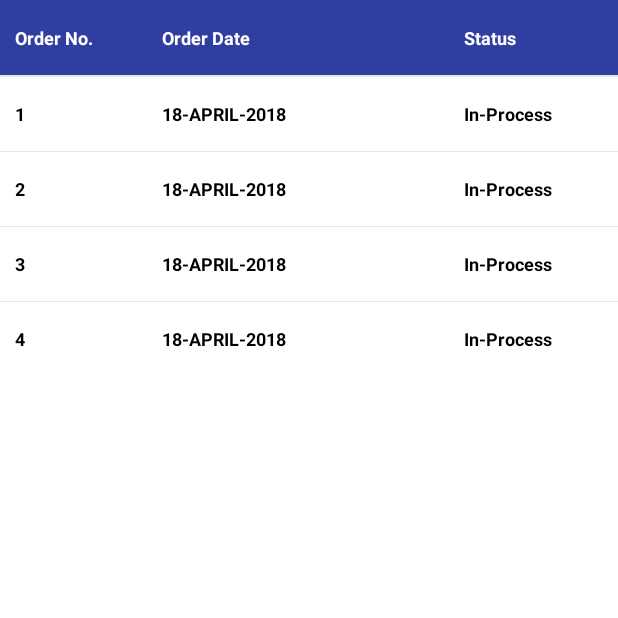
After one commit to Roohiashahzad/Laundry, an Android app: the fragment MyOrdersFragment shown on its own in the app's theme, on a phone screen of 412 x 824 dp, the top half of it. The commit adds this screen. Run offline under Robolectric (Android 15) with nearby library versions, the phone set to English and light mode, and no system bars; 2 statements that could not run were skipped.

Commit message:
Added My Orders Fragment so that user can view orders made by him/her previously.

```diff
--- /dev/null
+++ b/app/src/main/java/com/roohia/hp/laundry/gui/Fragments/MyOrdersFragment.java
@@ -0,0 +1,108 @@
+package com.roohia.hp.laundry.gui.Fragments;
+
+import android.os.AsyncTask;
+import android.os.Bundle;
+import android.os.Handler;
+import android.support.annotation.Nullable;
+import android.support.design.widget.BottomSheetDialog;
+import android.support.v4.app.Fragment;
+import android.view.LayoutInflater;
+import android.view.View;
+import android.view.ViewGroup;
+import android.view.WindowManager;
+import android.widget.AdapterView;
+import android.widget.EditText;
+import android.widget.ImageView;
+import android.widget.LinearLayout;
+import android.widget.ListView;
+import android.widget.RelativeLayout;
+import android.widget.Toast;
+
+
+import com.roohia.hp.laundry.R;
+import com.roohia.hp.laundry.gui.activities.HomeActivity;
+import com.roohia.hp.laundry.gui.adapters.MyOrdersAdapter;
+import com.roohia.hp.laundry.model.bo.MyOrderItem;
+
+import java.util.ArrayList;
+
+public class MyOrdersFragment extends Fragment implements View.OnClickListener, AdapterView.OnItemClickListener {
+
+
+    RelativeLayout rltNoOrders;
+    LinearLayout llOrdersGrid;
+
+    private ListView lvTableItems = null;
+    private ArrayList<MyOrderItem> myOrders = new ArrayList<>();
+    private MyOrdersAdapter tableAdapter = null;
+
+
+    public MyOrdersFragment() {
+    }
+
+    public static MyOrdersFragment newInstance() {
+        Bundle args = new Bundle();
+        MyOrdersFragment fragment = new MyOrdersFragment();
+        return fragment;
+    }
+
+    @Override
+    public void onCreate(@Nullable Bundle savedInstanceState) {
+        super.onCreate(savedInstanceState);
+    }
+
+    public View onCreateView(LayoutInflater inflater, @Nullable ViewGroup container, @Nullable Bundle savedInstanceState) {
+        View view = inflater.inflate(R.layout.layout_my_orders_fragment, container, false);
+        RelativeLayout root = (RelativeLayout) view.findViewById(R.id.root);
+        root.setOnClickListener(this);
+        lvTableItems = (ListView) view.findViewById(R.id.table_all_orders);
+        tableAdapter = new MyOrdersAdapter(getContext(), myOrders);
+        lvTableItems.setAdapter(tableAdapter);
+        lvTableItems.setOnItemClickListener(this);
+        llOrdersGrid = (LinearLayout) root.findViewById(R.id.ll_orders_grid);
+        rltNoOrders = (RelativeLayout) root.findViewById(R.id.rlt_no_orders);
+
+
+        getAllOrders();
+        return view;
+    }
+
+
+    private void getAllOrders() {
+        ((HomeActivity) getActivity()).showProgressDialog("Loading...");
+        myOrders.add(new MyOrderItem("1","18-APRIL-2018","In-Process","Order Pickup Time: 20-APRIL-2018 10:00:00"));
+        myOrders.add(new MyOrderItem("2","18-APRIL-2018","In-Process","Order Pickup Time: 20-APRIL-2018 10:00:00"));
+        myOrders.add(new MyOrderItem("3","18-APRIL-2018","In-Process","Order Pickup Time: 20-APRIL-2018 10:00:00"));
+        myOrders.add(new MyOrderItem("4","18-APRIL-2018","In-Process","Order Pickup Time: 20-APRIL-2018 10:00:00"));
+        ((HomeActivity) getActivity()).hideProgressDialog();
+
+    }
+
+
+
+
+
+
+    @Override
+    public void onClick(View view) {
+
+    }
+
+
+
+
+    @Override
+    public void onItemClick(AdapterView<?> adapterView, View view, int i, long l) {
+       /* lvTableItems.setOnItemClickListener(null);
+        //if (srRefresh.isRefreshing()) {
+        ((HomeActivity) getActivity()).showFragment(IssueDetailsFragment.newInstance(getContext(), tableAdapter.getItems().get(i)), "ISSUE_DETAILS");
+        new Handler().postDelayed(new Runnable() {
+            @Override
+            public void run() {
+                lvTableItems.setOnItemClickListener(MyOrdersFragment.this);
+            }
+        }, 2000);
+        //}*/
+    }
+
+}
--- a/app/src/main/java/com/roohia/hp/laundry/gui/Fragments/NewOrderFragment.java
+++ b/app/src/main/java/com/roohia/hp/laundry/gui/Fragments/NewOrderFragment.java
@@ -13,14 +13,14 @@ import android.widget.ListView;
 import com.roohia.hp.laundry.R;
 import com.roohia.hp.laundry.gui.activities.HomeActivity;
 import com.roohia.hp.laundry.gui.adapters.NewOrderItemsAdapter;
-import com.roohia.hp.laundry.model.bo.OrderItem;
+import com.roohia.hp.laundry.model.bo.NewOrderItem;
 
 import java.util.ArrayList;
 
 public class NewOrderFragment extends Fragment implements  AdapterView.OnItemClickListener, View.OnClickListener {
 
     private ListView lvOrderItems = null;
-    private ArrayList<OrderItem> orderItems = new ArrayList<>();
+    private ArrayList<NewOrderItem> newOrderItems = new ArrayList<>();
     private NewOrderItemsAdapter newOrderItemsAdapter = null;
 
 
@@ -43,7 +43,7 @@ public class NewOrderFragment extends Fragment implements  AdapterView.OnItemCli
         LinearLayout root = (LinearLayout) view.findViewById(R.id.root);
         root.setOnClickListener(this);
         lvOrderItems = (ListView) view.findViewById(R.id.new_order_items);
-        newOrderItemsAdapter = new NewOrderItemsAdapter(getContext(), orderItems);
+        newOrderItemsAdapter = new NewOrderItemsAdapter(getContext(), newOrderItems);
         lvOrderItems.setAdapter(newOrderItemsAdapter);
         lvOrderItems.setOnItemClickListener(this);
         getAllOrderItems();
@@ -53,17 +53,17 @@ public class NewOrderFragment extends Fragment implements  AdapterView.OnItemCli
 
     private void getAllOrderItems() {
         ((HomeActivity) getActivity()).showProgressDialog("Loading...");
-        orderItems.add(new OrderItem("Shirt",R.drawable.icon_shirt));
-        orderItems.add(new OrderItem("Trousers",R.drawable.icon_trousers));
-        orderItems.add(new OrderItem("Dress",R.drawable.icon_dress));
-        orderItems.add(new OrderItem("Frock",R.drawable.icon_frocks));
-        orderItems.add(new OrderItem("Jacket",R.drawable.icon_jacket));
-        orderItems.add(new OrderItem("Jeans",R.drawable.icon_jeans));
-        orderItems.add(new OrderItem("Sweater",R.drawable.icon_sweater));
-        orderItems.add(new OrderItem("Suit",R.drawable.icon_suits));
-        orderItems.add(new OrderItem("Traditional",R.drawable.icon_traditional));
-        orderItems.add(new OrderItem("Shorts",R.drawable.icon_shorts));
-        orderItems.add(new OrderItem("Undergarments",R.drawable.icon_undergarments));
+        newOrderItems.add(new NewOrderItem("Shirt",R.drawable.icon_shirt));
+        newOrderItems.add(new NewOrderItem("Trousers",R.drawable.icon_trousers));
+        newOrderItems.add(new NewOrderItem("Dress",R.drawable.icon_dress));
+        newOrderItems.add(new NewOrderItem("Frock",R.drawable.icon_frocks));
+        newOrderItems.add(new NewOrderItem("Jacket",R.drawable.icon_jacket));
+        newOrderItems.add(new NewOrderItem("Jeans",R.drawable.icon_jeans));
+        newOrderItems.add(new NewOrderItem("Sweater",R.drawable.icon_sweater));
+        newOrderItems.add(new NewOrderItem("Suit",R.drawable.icon_suits));
+        newOrderItems.add(new NewOrderItem("Traditional",R.drawable.icon_traditional));
+        newOrderItems.add(new NewOrderItem("Shorts",R.drawable.icon_shorts));
+        newOrderItems.add(new NewOrderItem("Undergarments",R.drawable.icon_undergarments));
         newOrderItemsAdapter.notifyDataSetChanged();
 
         ((HomeActivity) getActivity()).hideProgressDialog();
--- a/app/src/main/java/com/roohia/hp/laundry/gui/activities/HomeActivity.java
+++ b/app/src/main/java/com/roohia/hp/laundry/gui/activities/HomeActivity.java
@@ -23,6 +23,7 @@ import android.widget.ListView;
 import android.widget.RelativeLayout;
 
 import com.roohia.hp.laundry.R;
+import com.roohia.hp.laundry.gui.Fragments.MyOrdersFragment;
 import com.roohia.hp.laundry.gui.Fragments.NewOrderFragment;
 import com.roohia.hp.laundry.gui.adapters.NavigationListAdapter;
 import com.roohia.hp.laundry.model.bo.NavItem;
@@ -130,7 +131,7 @@ public class HomeActivity extends AppCompatActivity implements AdapterView.OnIte
                 showFragment(NewOrderFragment.newInstance(), "newOrder");
                 break;
             case 2:
-                //showFragment(AllIssuesFragment.newInstance(), "allIssues");
+                showFragment(MyOrdersFragment.newInstance(), "allOrders");
                 break;
             case 3:
                 //showFragment(UserProfileFragment.newInstance(this, DBHandler.getInstance().getCurrentUser()), "USER_PROFILE_FRAGMENT");
--- /dev/null
+++ b/app/src/main/java/com/roohia/hp/laundry/gui/adapters/MyOrdersAdapter.java
@@ -0,0 +1,79 @@
+package com.roohia.hp.laundry.gui.adapters;
+
+import android.content.Context;
+import android.support.annotation.NonNull;
+import android.view.LayoutInflater;
+import android.view.View;
+import android.view.ViewGroup;
+import android.widget.ArrayAdapter;
+import android.widget.LinearLayout;
+import android.widget.TextView;
+
+import com.roohia.hp.laundry.R;
+import com.roohia.hp.laundry.model.bo.MyOrderItem;
+
+import java.util.ArrayList;
+
+
+public class MyOrdersAdapter extends ArrayAdapter {
+
+    private ArrayList<MyOrderItem> items;
+    private Context context;
+
+    public MyOrdersAdapter(Context context, ArrayList<MyOrderItem> items) {
+        super(context, R.layout.layout_my_order_item_row);
+        this.items = items;
+        this.context = context;
+    }
+
+    public ArrayList<MyOrderItem> getItems() {
+        return items;
+    }
+
+    public void setItems(ArrayList<MyOrderItem> items) {
+        this.items = items;
+    }
+
+    @Override
+    public int getCount() {
+        return items.size();
+    }
+
+    @NonNull
+    @Override
+    public View getView(int position, View convertView, ViewGroup parent) {
+        View view = convertView;
+        if (convertView == null) {
+            view = LayoutInflater.from(context).inflate(R.layout.layout_my_order_item_row, null);
+        }
+
+        MyOrderItem myOrderItem = items.get(position);
+        LinearLayout llOrderItemHeader = (LinearLayout) view.findViewById(R.id.ll_my_order_item_header);
+        final LinearLayout llOrderItemDetails = (LinearLayout) view.findViewById(R.id.ll_item_details);
+        TextView tvOrderNumber = (TextView) view.findViewById(R.id.col_order_number);
+        TextView tvOrderDate = (TextView) view.findViewById(R.id.col_order_date);
+        TextView tvStatus = (TextView) view.findViewById(R.id.col_status);
+        TextView tvDetails = (TextView) view.findViewById(R.id.tv_my_order_details);
+
+        tvOrderNumber.setText(myOrderItem.getOrderNumber());
+        tvOrderDate.setText(myOrderItem.getOrderDate());
+        tvStatus.setText(myOrderItem.getStatus());
+        tvDetails.setText(myOrderItem.getOrderDetailsString());
+
+        llOrderItemHeader.setOnClickListener(new View.OnClickListener() {
+            @Override
+            public void onClick(View view) {
+                if(llOrderItemDetails.getVisibility() == View.GONE)
+                    llOrderItemDetails.setVisibility(View.VISIBLE);
+                else
+                    llOrderItemDetails.setVisibility(View.GONE);
+            }
+        });
+
+
+
+        return view;
+    }
+
+
+}
--- a/app/src/main/java/com/roohia/hp/laundry/gui/adapters/NewOrderItemsAdapter.java
+++ b/app/src/main/java/com/roohia/hp/laundry/gui/adapters/NewOrderItemsAdapter.java
@@ -14,7 +14,8 @@ import android.widget.RelativeLayout;
 import android.widget.TextView;
 
 import com.roohia.hp.laundry.R;
-import com.roohia.hp.laundry.model.bo.OrderItem;
+import com.roohia.hp.laundry.gui.activities.HomeActivity;
+import com.roohia.hp.laundry.model.bo.NewOrderItem;
 import com.roohia.hp.laundry.model.utils.AlertUtils;
 import com.roohia.hp.laundry.model.utils.CodeUtils;
 
@@ -23,20 +24,20 @@ import java.util.ArrayList;
 
 public class NewOrderItemsAdapter extends ArrayAdapter {
 
-    private ArrayList<OrderItem> items;
+    private ArrayList<NewOrderItem> items;
     private Context context;
 
-    public NewOrderItemsAdapter(Context context, ArrayList<OrderItem> items) {
+    public NewOrderItemsAdapter(Context context, ArrayList<NewOrderItem> items) {
         super(context, R.layout.layout_new_order_item_row);
         this.items = items;
         this.context = context;
     }
 
-    public ArrayList<OrderItem> getItems() {
+    public ArrayList<NewOrderItem> getItems() {
         return items;
     }
 
-    public void setItems(ArrayList<OrderItem> items) {
+    public void setItems(ArrayList<NewOrderItem> items) {
         this.items = items;
     }
 
@@ -53,7 +54,7 @@ public class NewOrderItemsAdapter extends ArrayAdapter {
             view = LayoutInflater.from(context).inflate(R.layout.layout_new_order_item_row, null);
         }
 
-        OrderItem orderItem = items.get(position);
+        NewOrderItem newOrderItem = items.get(position);
         final RelativeLayout rltItemDetails = (RelativeLayout) view.findViewById(R.id.rlt_item_details);
         ImageView ivClothIcon = (ImageView) view.findViewById(R.id.iv_cloth_icon);
         final TextView tvClothName = (TextView) view.findViewById(R.id.cloth_name);
@@ -61,8 +62,8 @@ public class NewOrderItemsAdapter extends ArrayAdapter {
         final EditText etWashQuantity = (EditText) view.findViewById(R.id.et_wash_quantity);
         final EditText etPressQuantity = (EditText) view.findViewById(R.id.et_press_quantity);
         ImageView ivOpen = (ImageView) view.findViewById(R.id.iv_open);
-        ivClothIcon.setImageDrawable(context.getResources().getDrawable(orderItem.getIconId()));
-        tvClothName.setText(orderItem.getItemName());
+        ivClothIcon.setImageDrawable(context.getResources().getDrawable(newOrderItem.getIconId()));
+        tvClothName.setText(newOrderItem.getItemName());
 
         ivOpen.setOnClickListener(new View.OnClickListener() {
             @Override
@@ -85,7 +86,8 @@ public class NewOrderItemsAdapter extends ArrayAdapter {
                     AlertUtils.showAlertDialog(context,"Please add wash / press quantities before adding to cart!", null);
                 }
                 else{
-                    AlertUtils.showAlertDialog(context,  clothName + " for press :" + String.valueOf(pressCount) + "\n" + clothName + " for wash :" + String.valueOf(pressCount), new DialogInterface.OnClickListener() {
+                    CodeUtils.getInstance().hideKeyboard((HomeActivity)context);
+                    AlertUtils.showAlertDialog(context,  clothName + " for press: " + String.valueOf(pressCount) + "\n" + clothName + " for wash: " + String.valueOf(washCount), new DialogInterface.OnClickListener() {
                         @Override
                         public void onClick(DialogInterface dialogInterface, int i) {
                             rltItemDetails.setVisibility(View.GONE);
--- /dev/null
+++ b/app/src/main/java/com/roohia/hp/laundry/model/bo/MyOrderItem.java
@@ -0,0 +1,50 @@
+package com.roohia.hp.laundry.model.bo;
+
+public class MyOrderItem {
+    String orderNumber;
+    String orderDate;
+    String status;
+    String OrderDetailsString;
+
+    public MyOrderItem() {
+    }
+
+    public MyOrderItem(String orderNumber, String orderDate, String status, String orderDetailsString) {
+        this.orderNumber = orderNumber;
+        this.orderDate = orderDate;
+        this.status = status;
+        this.OrderDetailsString = orderDetailsString;
+    }
+
+    public String getOrderNumber() {
+        return orderNumber;
+    }
+
+    public void setOrderNumber(String orderNumber) {
+        this.orderNumber = orderNumber;
+    }
+
+    public String getOrderDate() {
+        return orderDate;
+    }
+
+    public void setOrderDate(String orderDate) {
+        this.orderDate = orderDate;
+    }
+
+    public String getStatus() {
+        return status;
+    }
+
+    public void setStatus(String status) {
+        this.status = status;
+    }
+
+    public String getOrderDetailsString() {
+        return OrderDetailsString;
+    }
+
+    public void setOrderDetailsString(String orderDetailsString) {
+        OrderDetailsString = orderDetailsString;
+    }
+}
--- a/app/src/main/java/com/roohia/hp/laundry/model/bo/OrderItem.java
+++ b/app/src/main/java/com/roohia/hp/laundry/model/bo/NewOrderItem.java
@@ -1,15 +1,15 @@
 package com.roohia.hp.laundry.model.bo;
 
 
-public class OrderItem {
+public class NewOrderItem {
 
     String itemName;
     int iconId;
 
-    public OrderItem() {
+    public NewOrderItem() {
     }
 
-    public OrderItem(String itemName, int iconId) {
+    public NewOrderItem(String itemName, int iconId) {
         this.itemName = itemName;
         this.iconId = iconId;
     }
--- /dev/null
+++ b/app/src/main/res/layout/layout_all_orders_table_header.xml
@@ -0,0 +1,54 @@
+<?xml version="1.0" encoding="utf-8"?>
+<LinearLayout xmlns:android="http://schemas.android.com/apk/res/android"
+    xmlns:tools="http://schemas.android.com/tools"
+    android:layout_width="match_parent"
+    android:layout_height="wrap_content"
+    android:gravity="center_vertical"
+    android:minHeight="50dp"
+    android:paddingLeft="10dp"
+    android:paddingRight="10dp"
+    android:background="@color/colorPrimaryDark"
+    tools:ignore="MissingPrefix">
+
+    <TextView
+        android:id="@+id/col_order_number"
+
+        android:layout_width="0dp"
+        android:layout_height="wrap_content"
+        android:layout_weight="1"
+        android:gravity="center_vertical"
+        android:text="Order No."
+        android:textColor="@color/white"
+        android:textSize="12sp"
+        android:textStyle="bold"
+        android:background="@color/transparent"/>
+
+
+
+    <TextView
+        android:id="@+id/col_order_date"
+
+        android:layout_width="0dp"
+        android:layout_height="wrap_content"
+        android:layout_weight="2"
+        android:gravity="center_vertical"
+        android:text="Order Date"
+        android:textColor="@color/white"
+        android:textSize="12sp"
+        android:textStyle="bold"
+        android:background="@color/transparent"/>
+
+    <TextView
+        android:id="@+id/col_status"
+        android:layout_width="0dp"
+        android:layout_height="wrap_content"
+        android:layout_weight="1"
+        android:gravity="center_vertical"
+        android:text="Status"
+        android:textColor="@color/white"
+        android:textSize="12sp"
+        android:textStyle="bold"
+        android:paddingLeft="5dp"
+        android:background="@color/transparent"/>
+
+</LinearLayout>
--- /dev/null
+++ b/app/src/main/res/layout/layout_my_order_item_row.xml
@@ -0,0 +1,99 @@
+<?xml version="1.0" encoding="utf-8"?>
+<RelativeLayout xmlns:android="http://schemas.android.com/apk/res/android"
+    xmlns:tools="http://schemas.android.com/tools"
+    android:id="@+id/rlt_tc_request_item"
+    android:layout_width="match_parent"
+    android:layout_height="wrap_content"
+    android:background="@color/transparent"
+    tools:ignore="MissingPrefix">
+
+    <LinearLayout
+        android:id="@+id/ll_my_order_item_header"
+        android:layout_width="match_parent"
+        android:layout_height="50dp"
+        android:background="@color/transparent"
+        android:paddingLeft="10dp"
+        android:paddingRight="10dp">
+        <TextView
+            android:id="@+id/col_order_number"
+
+            android:layout_width="0dp"
+            android:layout_height="match_parent"
+            android:layout_weight="1"
+            android:gravity="center_vertical"
+            android:text="Order No."
+            android:textColor="@color/black"
+            android:textSize="12sp"
+            android:textStyle="bold"
+            android:background="@color/transparent"/>
+
+
+
+        <TextView
+            android:id="@+id/col_order_date"
+
+            android:layout_width="0dp"
+            android:layout_height="match_parent"
+            android:layout_weight="2"
+            android:gravity="center_vertical"
+            android:text="Order Date"
+            android:textColor="@color/black"
+            android:textSize="12sp"
+            android:textStyle="bold"
+            android:background="@color/transparent"/>
+
+        <TextView
+            android:id="@+id/col_status"
+            android:layout_width="0dp"
+            android:layout_height="match_parent"
+            android:layout_weight="1"
+            android:gravity="center_vertical"
+            android:text="Status"
+            android:textColor="@color/black"
+            android:textSize="12sp"
+            android:textStyle="bold"
+            android:paddingLeft="5dp"
+            android:background="@color/transparent"/>
+
+
+    </LinearLayout>
+
+
+
+        <LinearLayout
+            android:layout_width="match_parent"
+            android:layout_height="50dp"
+            android:orientation="horizontal"
+            android:id="@+id/ll_item_details"
+            android:layout_below="@+id/ll_my_order_item_header"
+            android:visibility="gone"
+            android:padding="10dp">
+
+            <TextView
+                android:id="@+id/tv_my_order_details"
+                android:layout_width="match_parent"
+                android:layout_height="match_parent"
+                android:text="Order Details"
+                android:gravity="center_vertical"
+                android:textColor="@color/black"
+                android:textSize="12sp"
+                android:textStyle="bold"
+                android:paddingLeft="5dp"
+                />
+
+
+
+        </LinearLayout>
+
+
+
+
+
+
+
+    <ImageView
+        android:layout_width="match_parent"
+        android:layout_height="1px"
+        android:layout_below="@+id/rlt_item_details"
+        android:background="#e6e6e6" />
+</RelativeLayout>
--- /dev/null
+++ b/app/src/main/res/layout/layout_my_orders_fragment.xml
@@ -0,0 +1,60 @@
+<?xml version="1.0" encoding="utf-8"?>
+<RelativeLayout xmlns:android="http://schemas.android.com/apk/res/android"
+    android:id="@+id/root"
+    android:layout_width="match_parent"
+    android:layout_height="match_parent"
+    android:background="@color/white"
+    android:orientation="vertical">
+
+    <RelativeLayout
+        android:id="@+id/rlt_no_orders"
+        android:layout_width="match_parent"
+        android:layout_height="match_parent"
+        android:background="@color/white"
+        android:visibility="gone">
+
+        <TextView
+            android:layout_width="match_parent"
+            android:layout_height="wrap_content"
+            android:layout_centerInParent="true"
+            android:text="No Orders Found Yet!"
+            android:textAlignment="center"
+            android:textColor="@color/Orange"
+            android:textSize="20sp"
+            android:textStyle="bold|italic" />
+    </RelativeLayout>
+
+
+    <LinearLayout
+        android:id="@+id/ll_orders_grid"
+        android:layout_width="match_parent"
+        android:layout_height="match_parent"
+        android:background="@color/white"
+        android:orientation="vertical">
+
+
+        <include layout="@layout/layout_all_orders_table_header" />
+
+        <ImageView
+            android:layout_width="match_parent"
+            android:layout_height="1px"
+            android:background="#e6e6e6" />
+
+        <ListView
+            android:id="@+id/table_all_orders"
+            android:layout_width="match_parent"
+            android:layout_height="match_parent"
+            android:clipToPadding="false"
+            android:divider="@null"
+            android:dividerHeight="0dp"
+            android:paddingBottom="10dp"
+            android:scrollbars="none">
+
+        </ListView>
+
+
+    </LinearLayout>
+
+
+
+</RelativeLayout>
--- a/app/src/main/res/layout/layout_new_order_item_row.xml
+++ b/app/src/main/res/layout/layout_new_order_item_row.xml
@@ -141,7 +141,7 @@
             android:background="@drawable/border_round_corners_button"
             android:maxWidth="500dp"
             android:minWidth="500dp"
-            android:text="Add to Cart"
+            android:text="Add to Basket"
             android:textColor="@color/white"
             android:textSize="14sp" />
 
```
